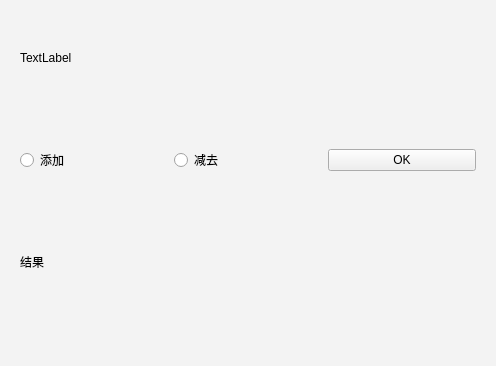
yxingqin/CulcaMaid, file source/Forms/PageDate/PageDate.ui: the form before one commit; both pictures show x 0 to 496 and y 245 to 611 of the 496 by 611 pixel window.
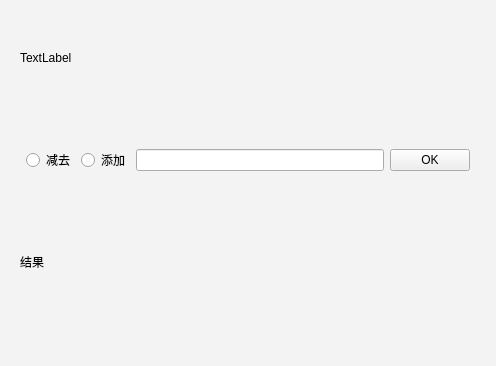
The form after the commit. The open tabs and pages were chosen to show the change. Custom widgets are drawn as their Qt base class.

Commit message: 日期计算（1）功能实现

```diff
--- a/source/Forms/PageDate/PageDate.ui
+++ b/source/Forms/PageDate/PageDate.ui
@@ -57,7 +57,7 @@
    <item row="1" column="0">
     <widget class="QStackedWidget" name="stackedWidget">
      <property name="currentIndex">
-      <number>1</number>
+      <number>0</number>
      </property>
      <widget class="QWidget" name="addDateWidget">
       <property name="styleSheet">
@@ -67,6 +67,13 @@
 }</string>
       </property>
       <layout class="QGridLayout" name="gridLayout">
+       <item row="5" column="0" colspan="3">
+        <widget class="QLabel" name="label">
+         <property name="text">
+          <string>结果</string>
+         </property>
+        </widget>
+       </item>
        <item row="0" column="0" colspan="3">
         <widget class="XCalendar" name="widget" native="true"/>
        </item>
@@ -77,33 +84,33 @@
          </property>
         </widget>
        </item>
-       <item row="2" column="0">
-        <widget class="QRadioButton" name="radioButton">
-         <property name="text">
-          <string>添加</string>
-         </property>
-        </widget>
-       </item>
        <item row="2" column="1">
+        <layout class="QHBoxLayout" name="horizontalLayout">
+         <item>
         <widget class="QRadioButton" name="radioButton_2">
          <property name="text">
           <string>减去</string>
          </property>
         </widget>
        </item>
-       <item row="2" column="2">
+         <item>
+          <widget class="QRadioButton" name="radioButton">
+           <property name="text">
+            <string>添加</string>
+           </property>
+          </widget>
+         </item>
+         <item>
+          <widget class="QLineEdit" name="lineEdit"/>
+         </item>
+         <item>
         <widget class="QPushButton" name="pushButton">
          <property name="text">
           <string>OK</string>
          </property>
         </widget>
        </item>
-       <item row="3" column="0" colspan="3">
-        <widget class="QLabel" name="label">
-         <property name="text">
-          <string>结果</string>
-         </property>
-        </widget>
+        </layout>
        </item>
       </layout>
      </widget>
```
Lines whose indentation alone changed are shown as unchanged. The commit also changes 2 other files.
